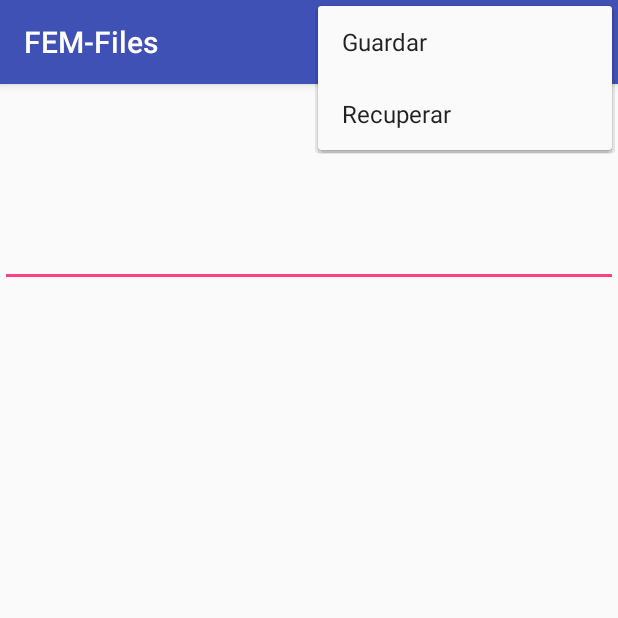
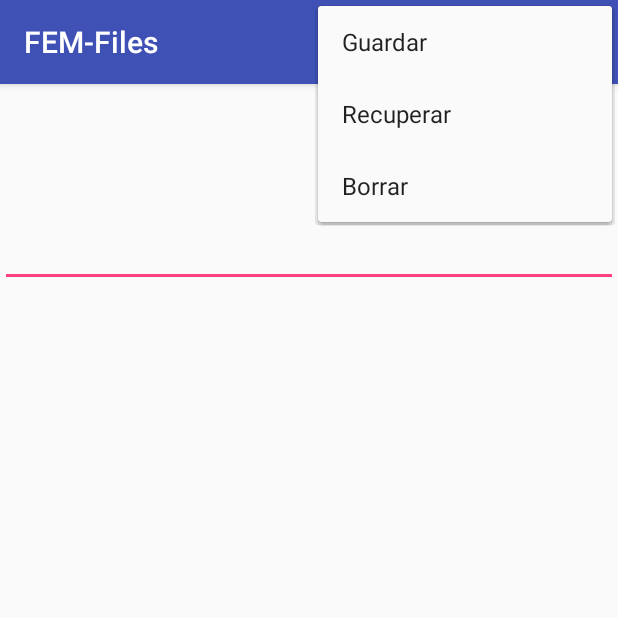
Before and after one commit to Chinegua/FEM-Ficheros, an Android app: the screen it shows after launch (MainActivity), with the options menu open, on a phone screen of 412 x 824 dp, the top half of it. Run offline under Robolectric (Android 15) with nearby library versions, the phone set to English and light mode, and no system bars.

```diff
--- a/app/src/main/res/menu/menu.xml
+++ b/app/src/main/res/menu/menu.xml
@@ -6,5 +6,7 @@
         android:id="@+id/guardar"/>
     <item android:title="Recuperar"
         android:id="@+id/recuperar"/>
+    <item android:title="Borrar"
+        android:id="@+id/delete"/>
 
 </menu>
```
Also changed, not shown: app/src/main/java/com/example/chinegua/fem_files/MainActivity.java (+36 -22 lines).
